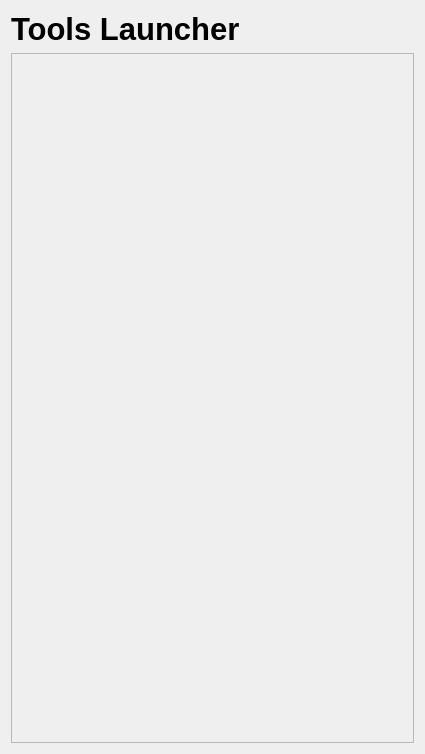
This is plugins/toolbar/gui/main.ui in MayaFramework/Framework as Qt 5 draws it before an edit. The edited form follows.
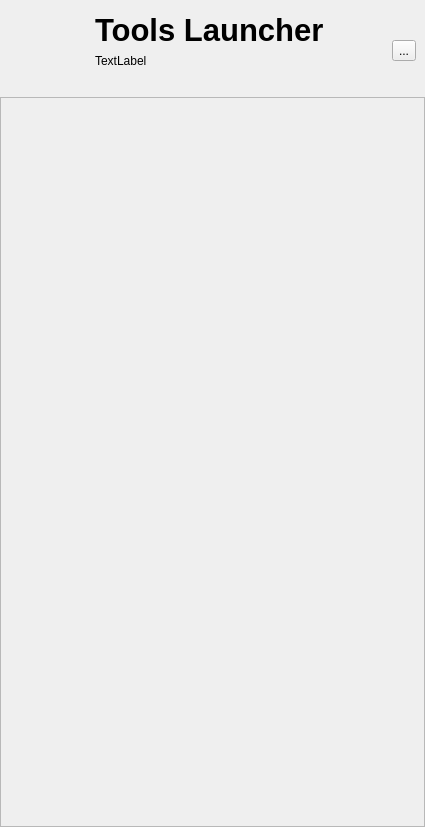
This is the edited form.

The edit to the form file:
```diff
--- a/plugins/toolbar/gui/main.ui
+++ b/plugins/toolbar/gui/main.ui
@@ -7,26 +7,117 @@
     <x>0</x>
     <y>0</y>
     <width>425</width>
-    <height>754</height>
+    <height>827</height>
    </rect>
   </property>
   <property name="windowTitle">
    <string>Form</string>
   </property>
   <layout class="QVBoxLayout" name="verticalLayout">
+   <property name="spacing">
+    <number>6</number>
+   </property>
+   <property name="leftMargin">
+    <number>0</number>
+   </property>
+   <property name="rightMargin">
+    <number>0</number>
+   </property>
+   <property name="bottomMargin">
+    <number>0</number>
+   </property>
    <item>
-    <widget class="QLabel" name="label">
-     <property name="font">
-      <font>
-       <pointsize>23</pointsize>
-       <weight>75</weight>
-       <bold>true</bold>
-      </font>
+    <layout class="QHBoxLayout" name="horizontalLayout_2">
+     <property name="leftMargin">
+      <number>9</number>
      </property>
-     <property name="text">
-      <string>Tools Launcher</string>
+     <property name="rightMargin">
+      <number>9</number>
      </property>
-    </widget>
+     <item>
+      <widget class="QToolButton" name="usernameIcon">
+       <property name="minimumSize">
+        <size>
+         <width>80</width>
+         <height>80</height>
+        </size>
+       </property>
+       <property name="maximumSize">
+        <size>
+         <width>80</width>
+         <height>80</height>
+        </size>
+       </property>
+       <property name="text">
+        <string/>
+       </property>
+       <property name="iconSize">
+        <size>
+         <width>80</width>
+         <height>80</height>
+        </size>
+       </property>
+       <property name="autoRaise">
+        <bool>true</bool>
+       </property>
+      </widget>
+     </item>
+     <item>
+      <layout class="QVBoxLayout" name="verticalLayout_5">
+       <item>
+        <widget class="QLabel" name="label">
+         <property name="font">
+          <font>
+           <pointsize>23</pointsize>
+           <weight>75</weight>
+           <bold>true</bold>
+          </font>
+         </property>
+         <property name="text">
+          <string>Tools Launcher</string>
+         </property>
+         <property name="alignment">
+          <set>Qt::AlignBottom|Qt::AlignLeading|Qt::AlignLeft</set>
+         </property>
+        </widget>
+       </item>
+       <item>
+        <widget class="QLabel" name="usernameLB">
+         <property name="text">
+          <string>TextLabel</string>
+         </property>
+         <property name="alignment">
+          <set>Qt::AlignLeading|Qt::AlignLeft|Qt::AlignTop</set>
+         </property>
+        </widget>
+       </item>
+      </layout>
+     </item>
+     <item>
+      <layout class="QHBoxLayout" name="horizontalLayout_3">
+       <item>
+        <spacer name="horizontalSpacer_2">
+         <property name="orientation">
+          <enum>Qt::Horizontal</enum>
+         </property>
+         <property name="sizeHint" stdset="0">
+          <size>
+           <width>40</width>
+           <height>20</height>
+          </size>
+         </property>
+        </spacer>
+       </item>
+       <item>
+        <widget class="QToolButton" name="configBT">
+         <property name="text">
+          <string>...</string>
+         </property>
+        </widget>
+       </item>
+      </layout>
+     </item>
+    </layout>
    </item>
    <item>
     <widget class="QScrollArea" name="scrollContainer">
@@ -38,8 +129,8 @@
        <rect>
         <x>0</x>
         <y>0</y>
-        <width>405</width>
-        <height>691</height>
+        <width>423</width>
+        <height>728</height>
        </rect>
       </property>
       <layout class="QVBoxLayout" name="verticalLayout_2">
```
Left out of the diff: 4 changed lines with no effect on the pictures.
